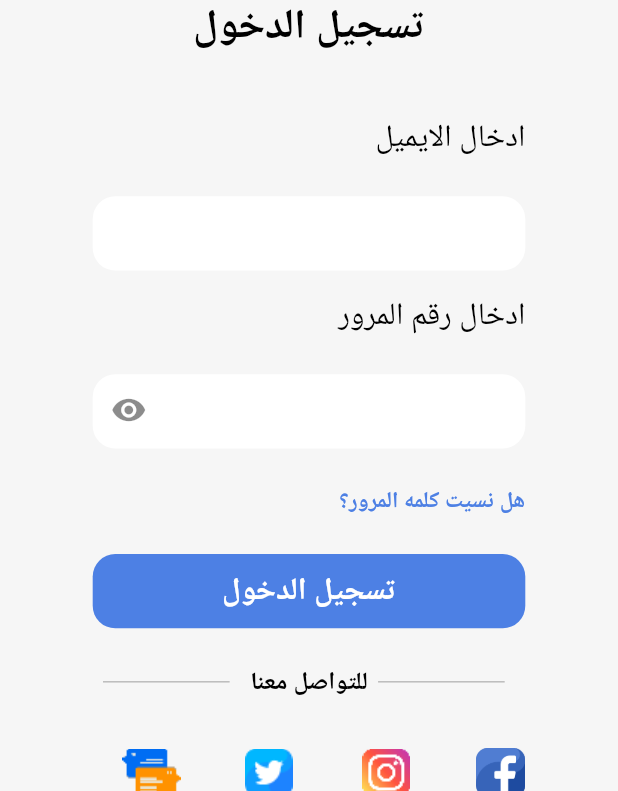
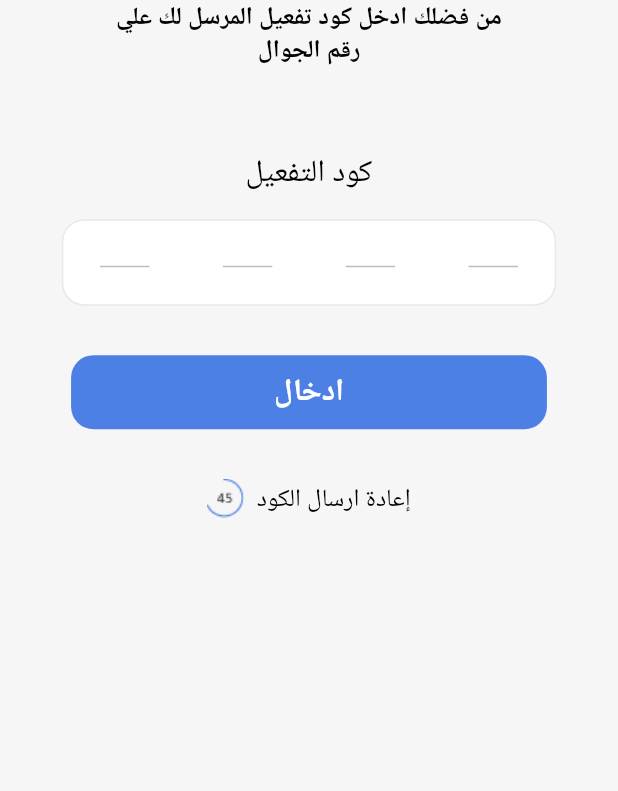
Before and after one commit to salmamamdoh441/agyal, a Flutter app: the screen it shows after launch, on a phone screen of 412 x 824 dp, the part 445-1236 px from its top. Run offline on Flutter 3.47's test engine with Material 2 defaults, Android fonts, the phone set to English and light mode, and no system bars; drawn by our look-alikes of otp_text_field; our stand-ins replace animated_splash_screen, device_preview, google_fonts, sizer; Roboto replaces fonts that are missing (Tajawal).

Commit message:
first commit

```diff
--- /dev/null
+++ b/lib/features/VerifyScreen/units/OTP.dart
@@ -0,0 +1,42 @@
+import 'package:flutter/cupertino.dart';
+import 'package:flutter/material.dart';
+import 'package:otp_text_field/otp_field.dart';
+import 'package:otp_text_field/style.dart';
+import 'package:sizer/sizer.dart';
+import '../../../core/constants/colors.dart';
+import '../../../widgets/custom_text.dart';
+class ActivateCode extends StatelessWidget {
+  @override
+  Widget build(BuildContext context) {
+    return
+      Column(
+          children: [
+            SizedBox(height: 2.h,),
+            CustomText(text: 'كود التفعيل', fontSize: 15.sp,fontWeight: FontWeight.normal,),
+            SizedBox(height: 2.h,),
+            Container(
+                height: 7.h,
+                width: 80.w,
+                decoration: BoxDecoration(
+                    color: Colors.white,
+                    border: Border.all(color: grey),
+                    borderRadius: BorderRadius.circular(15),
+                ),
+              child:Padding(
+                padding:  EdgeInsets.only(bottom: 3.h),
+                child: OTPTextField(
+                  length: 4,
+                  width: MediaQuery.of(context).size.width,
+                  fieldWidth: 8.w,
+                  style: TextStyle(
+                    color: Colors.grey,
+                      fontSize: 20.sp,
+                  ),
+                  textFieldAlignment: MainAxisAlignment.spaceAround,
+                  fieldStyle: FieldStyle.underline,
+                  onCompleted: (pin) {
+                    print("Completed: " + pin);
+                  },),),),
+          SizedBox(height: 4.h,),
+          ]);
+  }}
--- /dev/null
+++ b/lib/features/VerifyScreen/units/button.dart
@@ -0,0 +1,11 @@
+import 'package:agyal/widgets/custom_button.dart';
+import 'package:flutter/material.dart';
+import 'package:sizer/sizer.dart';
+class VerifyButton extends StatelessWidget {
+  const VerifyButton({Key? key}) : super(key: key);
+
+  @override
+  Widget build(BuildContext context) {
+    return CustomButton(text: 'ادخال');
+  }
+}
--- /dev/null
+++ b/lib/features/VerifyScreen/units/logo.dart
@@ -0,0 +1,23 @@
+import 'package:agyal/widgets/custom_logo.dart';
+import 'package:agyal/widgets/custom_text.dart';
+import 'package:flutter/material.dart';
+import 'package:sizer/sizer.dart';
+
+import '../../../core/constants/colors.dart';
+class VerifyLogo extends StatelessWidget {
+  @override
+  Widget build(BuildContext context) {
+    return
+      Column(
+        children: [
+          CustomLogo(),
+          Center(child:
+          Padding(
+            padding:  EdgeInsets.only(bottom: 5.h),
+            child: CustomText(text: 'من فضلك ادخل كود تفعيل المرسل لك علي\nرقم الجوال', color:black, fontSize: 12.sp),
+          )),
+
+        ],
+      );
+  }
+}
--- /dev/null
+++ b/lib/features/VerifyScreen/units/resendCode.dart
@@ -0,0 +1,23 @@
+import 'package:agyal/widgets/custom_text.dart';
+import 'package:flutter/material.dart';
+import 'package:sizer/sizer.dart';
+import '../../../core/constants/colors.dart';
+class ResendCode extends StatelessWidget {
+  @override
+  Widget build(BuildContext context) {
+
+    return
+      Padding(
+        padding:  EdgeInsets.only(top: 4.h),
+        child: Row(
+
+          mainAxisAlignment: MainAxisAlignment.center,
+          children: [
+            Image.asset('assets/images/resend.png'),
+            SizedBox(width: 2.w,),
+            CustomText(text: 'إعادة ارسال الكود', color: black, fontSize: 12.sp,fontWeight: FontWeight.normal,),
+          ],
+        ),
+      );
+  }
+}
--- /dev/null
+++ b/lib/features/VerifyScreen/view.dart
@@ -0,0 +1,27 @@
+import 'package:agyal/features/VerifyScreen/units/OTP.dart';
+import 'package:agyal/features/VerifyScreen/units/button.dart';
+import 'package:agyal/features/VerifyScreen/units/logo.dart';
+import 'package:agyal/features/VerifyScreen/units/resendCode.dart';
+import 'package:flutter/material.dart';
+
+import '../../core/constants/colors.dart';
+
+class VerifyView extends StatelessWidget {
+  const VerifyView({Key? key}) : super(key: key);
+
+  @override
+  Widget build(BuildContext context) {
+    return Scaffold(
+      backgroundColor: background,
+      body: Column(
+        crossAxisAlignment: CrossAxisAlignment.center,
+        children: [
+          VerifyLogo(),
+          ActivateCode(),
+          VerifyButton(),
+          ResendCode(),
+        ],
+      ),
+    );
+  }
+}
--- a/lib/features/splash/units/AgyalLogo.dart
+++ b/lib/features/splash/units/AgyalLogo.dart
@@ -7,7 +7,7 @@ class _AgyalLogo extends StatelessWidget {
   Widget build(BuildContext context) {
     return Center(
         child: SizedBox(
-        height: 50.h,
+        height: 80.h,
         child:   AnimatedSplashScreen(
         centered: true,
         duration:4000 ,
--- a/lib/features/splash/units/PowerLogo.dart
+++ b/lib/features/splash/units/PowerLogo.dart
@@ -5,7 +5,7 @@ class PowerLogo extends StatelessWidget {
   @override
   Widget build(BuildContext context) {
      return Padding(
-        padding:  EdgeInsets.only(top: 15.h,bottom: 3.h),
+        padding:  EdgeInsets.only(top: 5.h,),
     child: Align(alignment: Alignment.bottomCenter,
     child: Image.asset('assets/images/power.png'),
     )
--- a/lib/main.dart
+++ b/lib/main.dart
@@ -1,3 +1,4 @@
+import 'package:agyal/features/VerifyScreen/view.dart';
 import 'package:agyal/features/forgetPass/view.dart';
 import 'package:agyal/features/signin/units/forgetPass.dart';
 import 'package:agyal/features/signin/view.dart';
@@ -5,7 +6,6 @@ import 'package:agyal/features/splash/view.dart';
 import 'package:device_preview/device_preview.dart';
 import 'package:flutter/material.dart';
 import 'package:sizer/sizer.dart';
-
 void main(){
   runApp(DevicePreview(
       enabled: true,
@@ -13,14 +13,10 @@ void main(){
 }
 class agyalSchools extends StatefulWidget {
   const agyalSchools({Key? key}) : super(key: key);
-
   @override
   _agyalSchoolsState createState() => _agyalSchoolsState();
 }
-
 class _agyalSchoolsState extends State<agyalSchools> {
-
-
   @override
   Widget build(BuildContext context) {
     return Sizer(
@@ -30,11 +26,7 @@ class _agyalSchoolsState extends State<agyalSchools> {
         useInheritedMediaQuery: true,
         locale: DevicePreview.locale(context),
         builder: DevicePreview.appBuilder,
-
-
-
-
-        home: SplashView(),
+        home: VerifyView(),
       ),
     );
   }
--- a/pubspec.yaml
+++ b/pubspec.yaml
@@ -37,6 +37,8 @@ dependencies:
   device_preview:
   sizer:
   animated_splash_screen:
+  otp_text_field: ^1.1.2
+
   flutter_svg:
   google_fonts:
 dev_dependencies:
```
Also changed, not shown: assets/images/resend.png (added), pubspec.lock.
